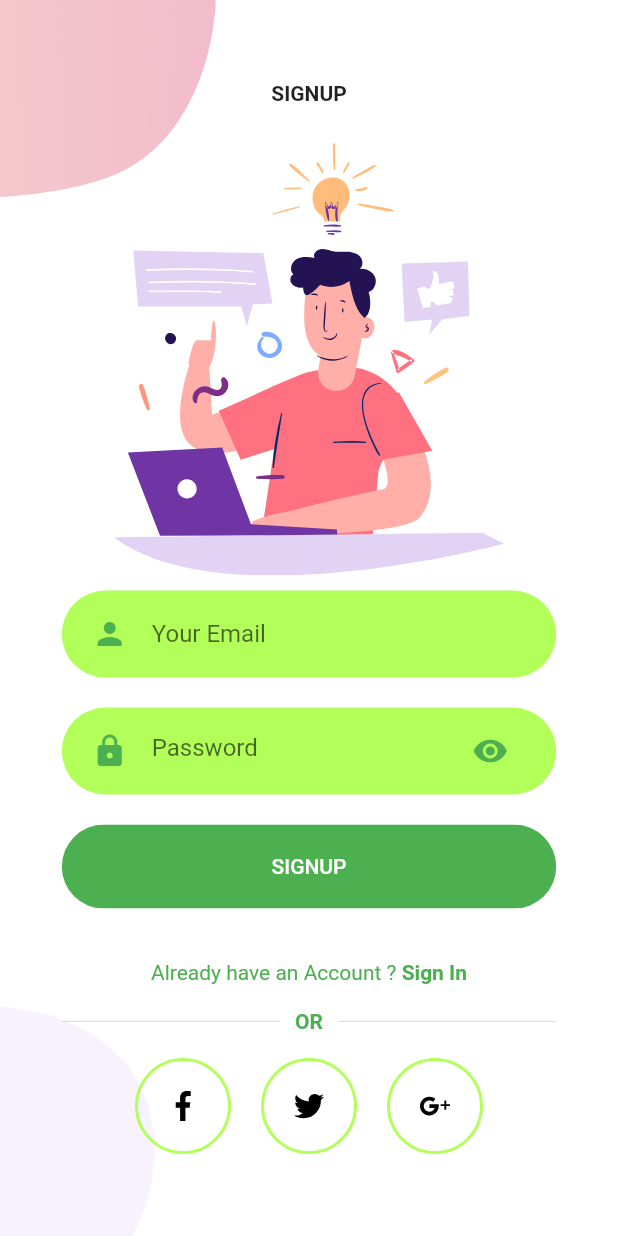
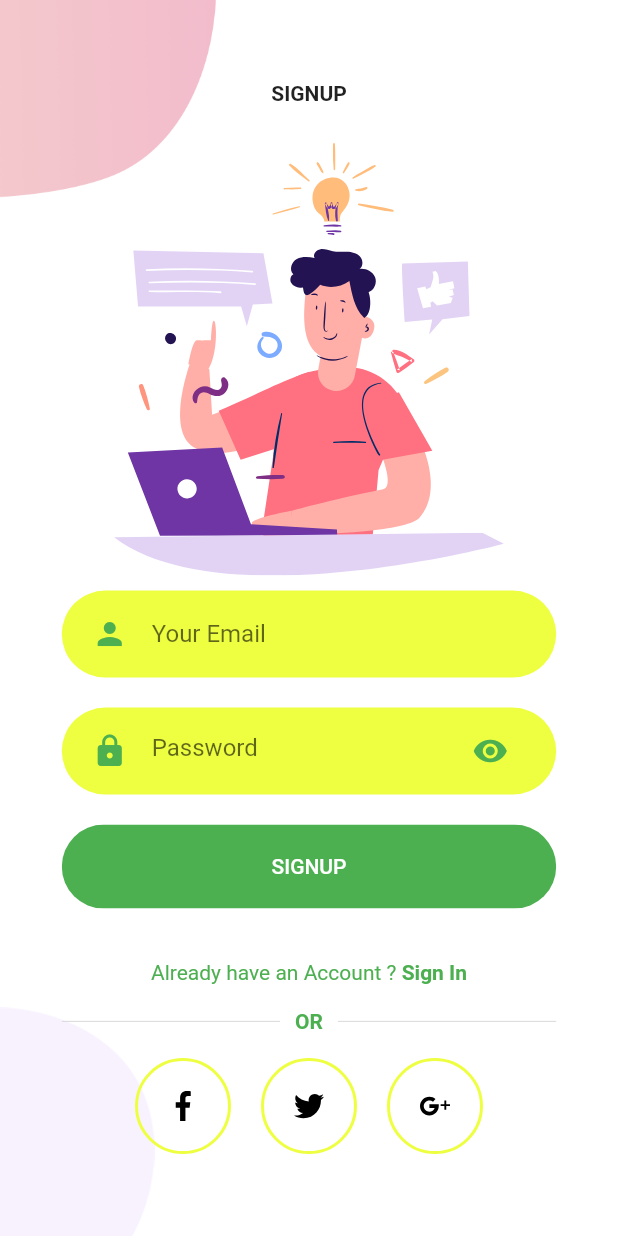
Before and after one commit to Habiba-Naeem/Greenify, a Flutter app: the SignUpScreen screen opened by its route, on a phone screen of 412 x 824 dp. Run offline on Flutter 3.47's test engine with Material 2 defaults, Android fonts, the phone set to English and light mode, and no system bars; our stand-ins replace flutter_spinkit, flutter_svg.

```diff
--- a/lib/constants.dart
+++ b/lib/constants.dart
@@ -1,6 +1,6 @@
 import 'package:flutter/material.dart';
 
 const kPrimaryColor = Colors.green;
-const kPrimaryLightColor = Colors.lightGreenAccent;
+const kPrimaryLightColor = Colors.limeAccent; //Colors.lightGreenAccent;
 
 const double kDefaultPadding = 20.0;
```
